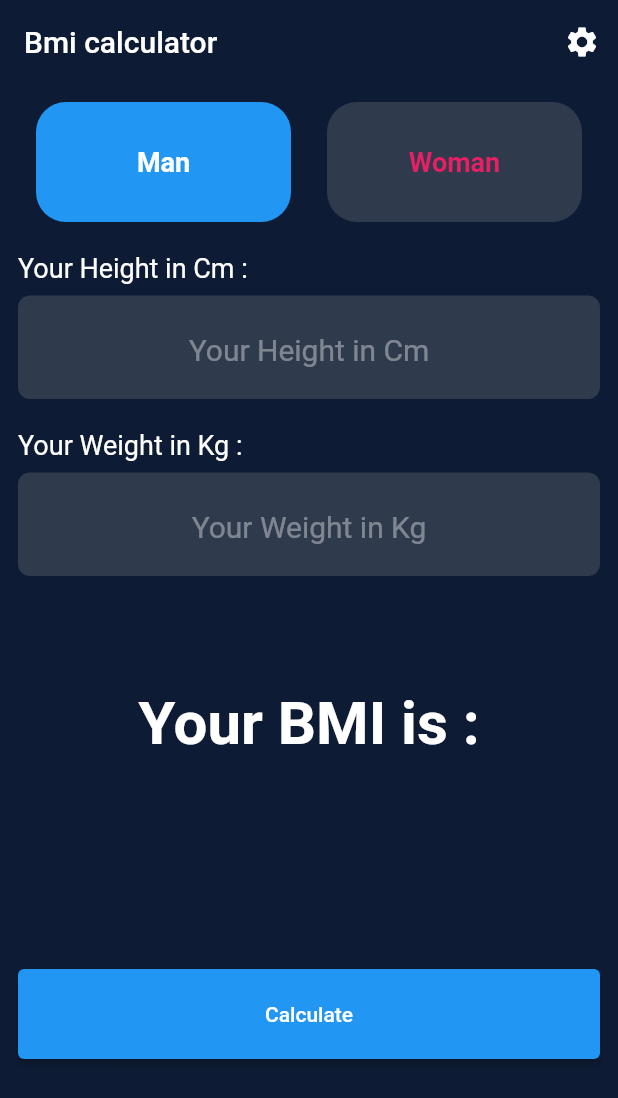
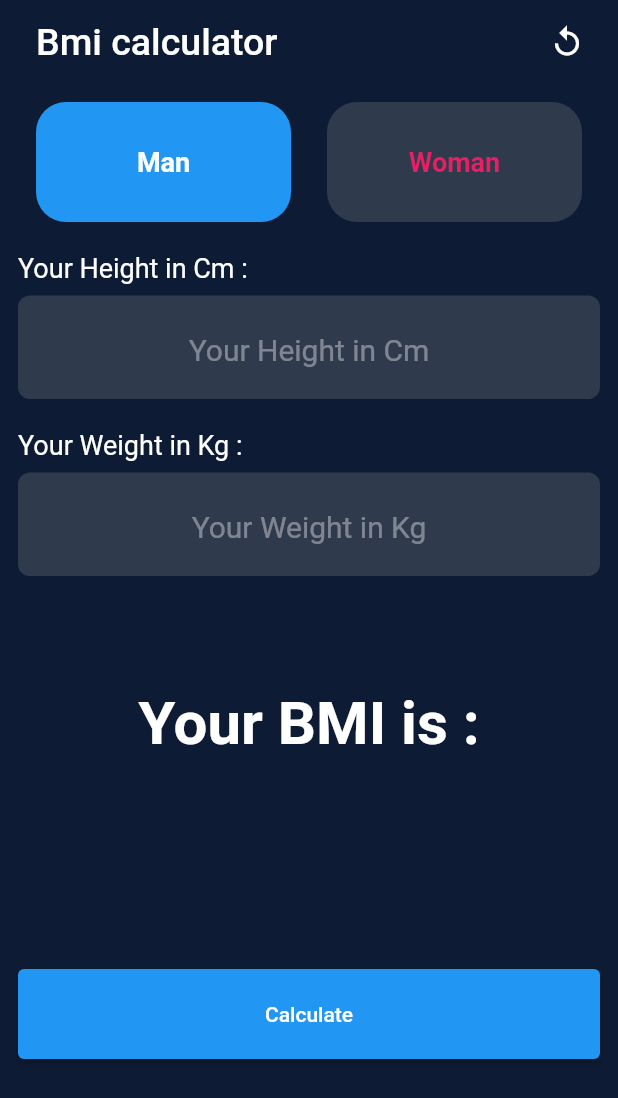
Before and after one commit to ajeesh1989/Bmi-calculator, a Flutter app: the screen it shows after launch, on a phone screen of 412 x 824 dp. Shown: the top 1098 px of the screen. Run offline on Flutter 3.47's test engine with Material 2 defaults, Android fonts, the phone set to English and light mode, and no system bars.

Commit message:
reload button added

```diff
--- a/lib/main.dart
+++ b/lib/main.dart
@@ -35,20 +35,32 @@ class _BmiCalculatorState extends State<BmiCalculator> {
     return Scaffold(
       backgroundColor: const Color.fromARGB(255, 13, 28, 52),
       appBar: AppBar(
-        title: const Text(
-          "Bmi calculator",
-          style: TextStyle(color: Colors.white),
+        title: const Padding(
+          padding: EdgeInsets.all(8.0),
+          child: Text(
+            "Bmi calculator",
+            style: TextStyle(color: Colors.white, fontSize: 25),
+          ),
         ),
         elevation: 0,
         backgroundColor: const Color.fromARGB(255, 13, 28, 52),
         actions: [
           IconButton(
-            onPressed: () {},
+            onPressed: () {
+              Navigator.pushReplacement(
+                context,
+                MaterialPageRoute(
+                    builder: (BuildContext context) => const BmiCalculator()),
+              );
+            },
             icon: const Icon(
-              Icons.settings,
+              Icons.replay_outlined,
               color: Colors.white,
             ),
           ),
+          const SizedBox(
+            width: 10,
+          )
         ],
       ),
       body: SingleChildScrollView(
```
